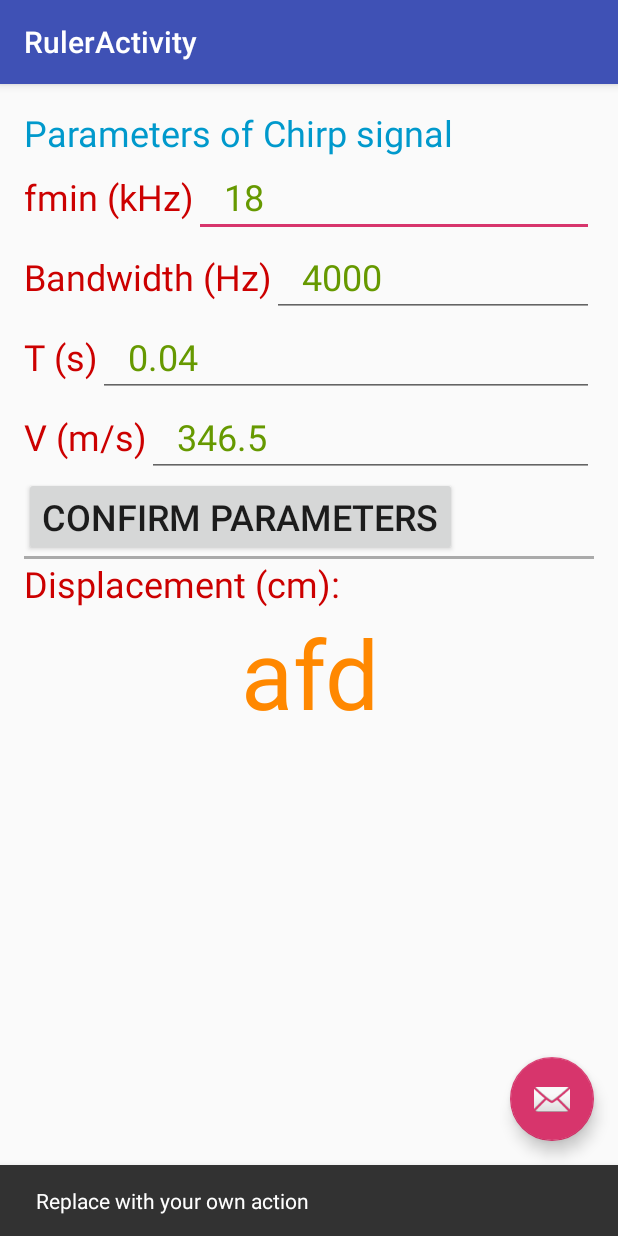
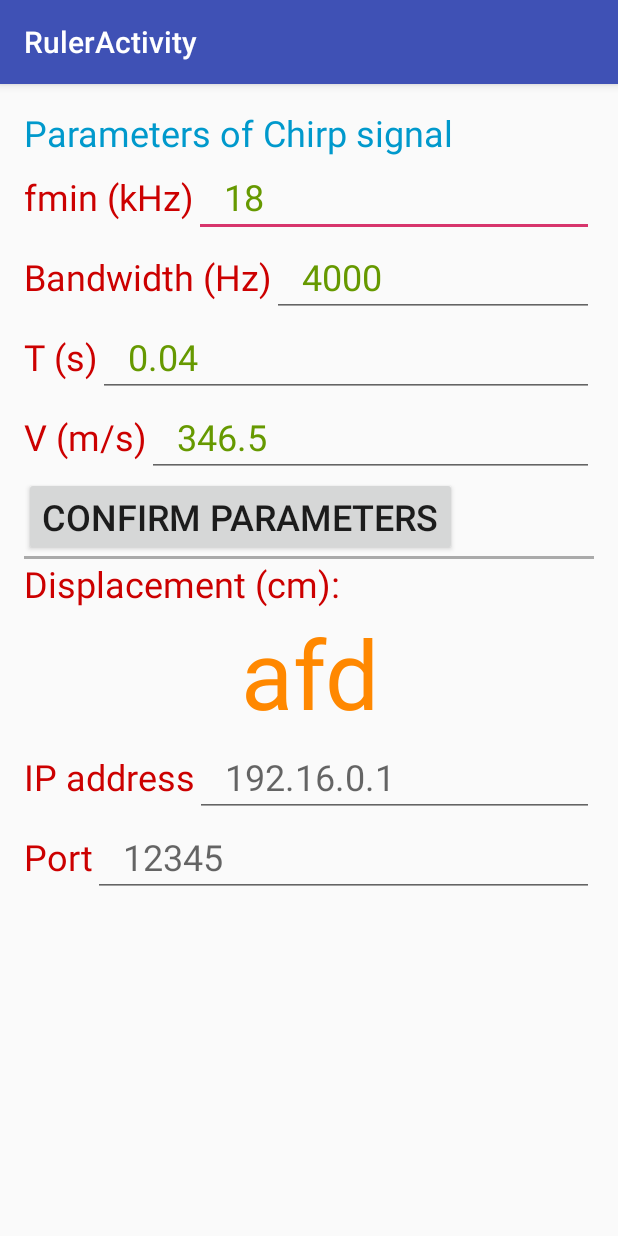
Before and after one commit to caichao/acoustic, an Android app: the screen it shows after launch (RulerActivity), after a tap on an icon or button, on a phone screen of 412 x 824 dp. Run offline under Robolectric (Android 15) with nearby library versions, the phone set to English and light mode, and no system bars; our stand-ins replace ButterKnife; network calls fail.

Commit message:
Implement acoustic ruler receiver side: try to send the packet through tcp

```diff
--- a/app/src/main/java/hust/cc/acoustic/RulerActivity.java
+++ b/app/src/main/java/hust/cc/acoustic/RulerActivity.java
@@ -6,13 +6,47 @@ import android.support.design.widget.Snackbar;
 import android.support.v7.app.AppCompatActivity;
 import android.support.v7.widget.Toolbar;
 import android.view.View;
+import android.widget.Button;
+import android.widget.EditText;
+import android.widget.TextView;
+import android.widget.Toast;
 
+import butterknife.BindView;
 import butterknife.ButterKnife;
+import butterknife.OnClick;
+import hust.cc.acoustic.communication.CommSocket;
 import hust.cc.acoustic.util.AudioRecorder;
 
 public class RulerActivity extends AppCompatActivity implements AudioRecorder.RecordingCallback {
 
+
     private String TAG = RulerActivity.class.getSimpleName();
+
+    @BindView(R.id.btn_set_parameters)
+    Button mButtonConfirm;
+    @BindView(R.id.fmin_input)
+    EditText mFminInput;
+    @BindView(R.id.bandwidth_input)
+    EditText mBandwidthInput;
+    @BindView(R.id.period_input)
+    EditText mPeriodInput;
+    @BindView(R.id.velocity_input)
+    EditText mVelocityInput;
+    @BindView(R.id.distance_id)
+    TextView mDistance;
+
+    private Toast mToast = null;
+
+    private int fmin = 18000;
+    private int B = 4000;
+    private float T = 0.04f;
+    private float V = 346.5f;
+
+    private String ip = "";
+    private int port = 1234;
+
+    private AudioRecorder mAudioRecorder = null;
+    private CommSocket mCommSocket = null;
 
     @Override
     protected void onCreate(Bundle savedInstanceState) {
@@ -22,16 +56,41 @@ public class RulerActivity extends AppCompatActivity implements AudioRecorder.Re
         Toolbar toolbar = (Toolbar) findViewById(R.id.toolbar);
         setSupportActionBar(toolbar);
 
-        FloatingActionButton fab = (FloatingActionButton) findViewById(R.id.fab);
+        final FloatingActionButton fab = (FloatingActionButton) findViewById(R.id.fab);
         fab.setOnClickListener(new View.OnClickListener() {
             @Override
             public void onClick(View view) {
-                Snackbar.make(view, "Replace with your own action", Snackbar.LENGTH_LONG)
-                        .setAction("Action", null).show();
-            }
+                //Snackbar.make(view, "Replace with your own action", Snackbar.LENGTH_LONG)
+                //    .setAction("Action", null).show();
+                fab.setVisibility(View.INVISIBLE);
+        }
         });
+
+        initParam();
     }
 
+    private void initParam(){
+        mAudioRecorder = new AudioRecorder();
+        mAudioRecorder.recordingCallback(this);
+
+        mCommSocket = CommSocket.getInstance();
+        mCommSocket.init(ip, port);
+
+    }
+
+    private void ToastMessage(String message, int length){
+        if(mToast != null)
+            mToast.cancel();
+        mToast = Toast.makeText(getApplicationContext(),message,length);
+        mToast.show();
+    }
+
+    @OnClick(R.id.btn_set_parameters)
+    void onButtonConfirmClicked(){
+        //begin parse the input parameters
+        String tmp = mFminInput.getText().toString().trim();
+
+    }
 
     @Override
     public void onDataReady(short[] data, int bytelen) {
--- a/app/src/main/res/layout/activity_ruler.xml
+++ b/app/src/main/res/layout/activity_ruler.xml
@@ -28,6 +28,6 @@
         android:layout_height="wrap_content"
         android:layout_gravity="bottom|end"
         android:layout_margin="@dimen/fab_margin"
-        app:srcCompat="@android:drawable/ic_dialog_email" />
+        app:srcCompat="@android:drawable/ic_menu_set_as" />
 
 </android.support.design.widget.CoordinatorLayout>
--- a/app/src/main/res/layout/content_ruler.xml
+++ b/app/src/main/res/layout/content_ruler.xml
@@ -112,6 +112,7 @@
             />
     </LinearLayout>
     <Button
+        android:id="@+id/btn_set_parameters"
         android:layout_width="wrap_content"
         android:layout_height="wrap_content"
         android:text="@string/button_setting_str"
@@ -141,4 +142,42 @@
         android:textSize="@dimen/super_text_size"
         android:textColor="@android:color/holo_orange_dark"
         />
+    <LinearLayout
+        android:layout_width="match_parent"
+        android:layout_height="wrap_content"
+        android:orientation="horizontal">
+
+        <TextView
+            android:layout_width="wrap_content"
+            android:layout_height="wrap_content"
+            android:text="@string/ip_notice_str"
+            android:textSize="@dimen/text_size"
+            android:textColor="@android:color/holo_red_dark"/>
+        <EditText
+            android:layout_width="match_parent"
+            android:layout_height="wrap_content"
+            android:textColor="@android:color/holo_green_dark"
+            android:textSize="@dimen/text_size"
+            android:hint="@string/ip_hint_msg"
+            android:paddingLeft="@dimen/text_margin"/>
+    </LinearLayout>
+    <LinearLayout
+        android:layout_width="match_parent"
+        android:layout_height="wrap_content"
+        android:orientation="horizontal">
+
+        <TextView
+            android:layout_width="wrap_content"
+            android:layout_height="wrap_content"
+            android:text="@string/port_notice_str"
+            android:textSize="@dimen/text_size"
+            android:textColor="@android:color/holo_red_dark"/>
+        <EditText
+            android:layout_width="match_parent"
+            android:layout_height="wrap_content"
+            android:textColor="@android:color/holo_green_dark"
+            android:textSize="@dimen/text_size"
+            android:hint="@string/port_hint_msg"
+            android:paddingLeft="@dimen/text_margin"/>
+    </LinearLayout>
 </LinearLayout>
--- a/app/src/main/res/values/strings.xml
+++ b/app/src/main/res/values/strings.xml
@@ -46,4 +46,9 @@
     <string name="parameter_setting_str">Parameters of Chirp signal</string>
     <string name="button_setting_str">Confirm Parameters</string>
     <string name="displacement_str">Displacement (cm):</string>
+    <string name="no_input_hint">Please specify the input!</string>
+    <string name="ip_notice_str">IP address </string>
+    <string name="port_notice_str">Port </string>
+    <string name="ip_hint_msg">192.16.0.1</string>
+    <string name="port_hint_msg">12345</string>
 </resources>
```
